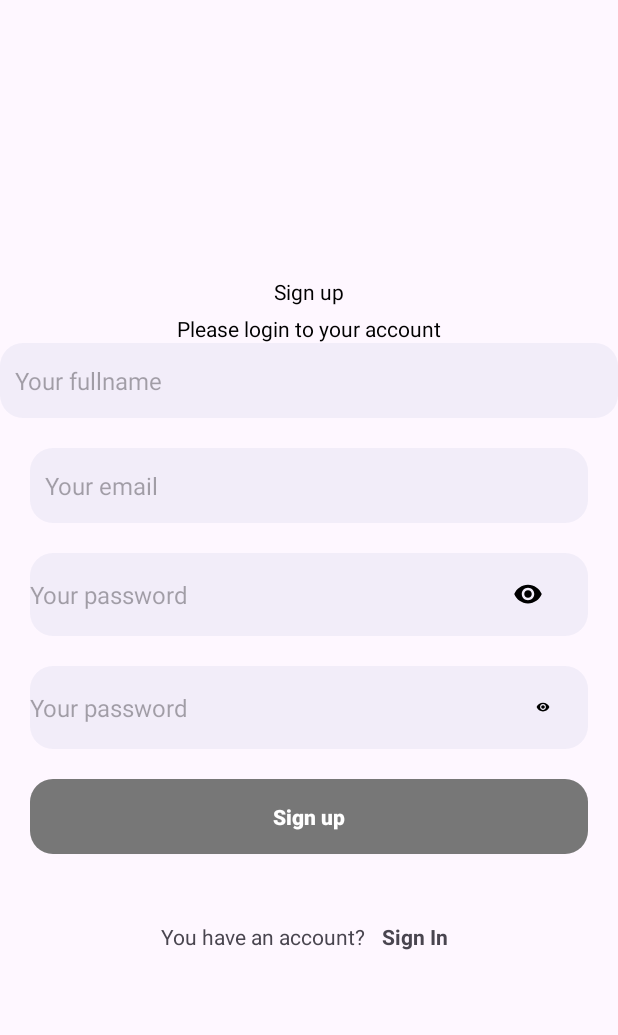
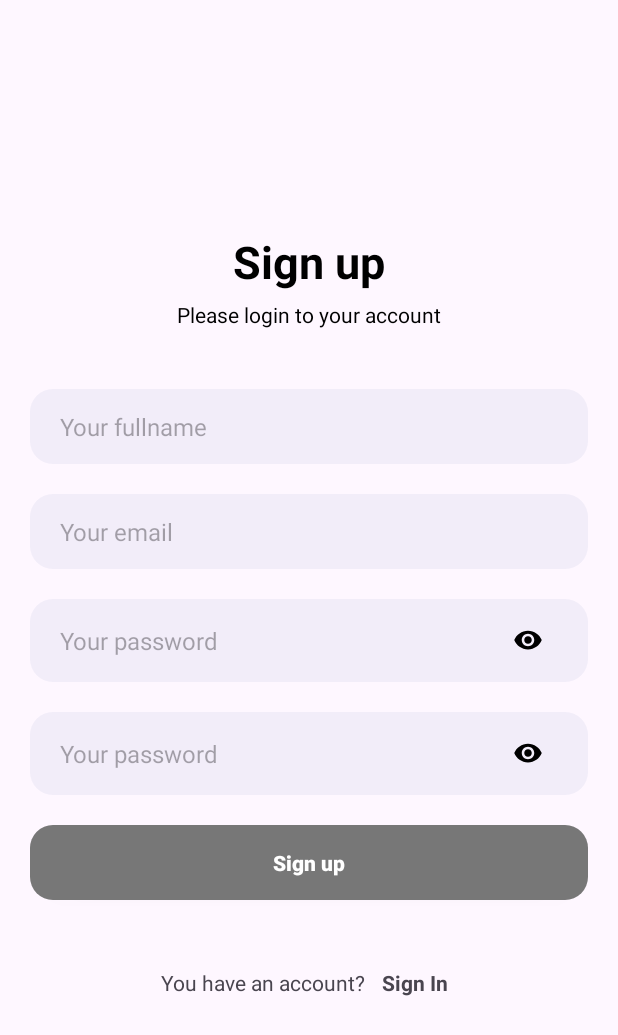
Before and after one commit to nhatkhoa0502/CHAT_APP, an Android app: the layout activity_register_view.xml on its own in the app's theme, with its tools: preview values and no code run, on a phone screen of 412 x 824 dp. Shown: the top 1035 px of the screen. Run offline under Robolectric (Android 15) with nearby library versions, the phone set to English and light mode, and no system bars.

Commit message:
fix UI register

```diff
--- a/app/src/main/res/layout/activity_register_view.xml
+++ b/app/src/main/res/layout/activity_register_view.xml
@@ -13,6 +13,8 @@
         android:layout_height="wrap_content"
         android:layout_gravity="center"
         android:text="Sign up"
+        android:textSize="30sp"
+        android:textStyle="bold"
         android:textColor="#000000"/>
     <TextView
         android:layout_width="wrap_content"
@@ -30,8 +32,11 @@
         android:maxLines="1"
         android:inputType="text"
         android:textSize="16sp"
-        android:paddingStart="10dp"
-        android:paddingEnd="10dp"
+        android:paddingStart="20dp"
+        android:paddingEnd="20dp"
+        android:layout_marginStart="20dp"
+        android:layout_marginEnd="20dp"
+        android:layout_marginTop="40dp"
         />
     <EditText
         android:id="@+id/txtEmail"
@@ -42,8 +47,8 @@
         android:maxLines="1"
         android:inputType="text"
         android:textSize="16sp"
-        android:paddingStart="10dp"
-        android:paddingEnd="10dp"
+        android:paddingStart="20dp"
+        android:paddingEnd="20dp"
         android:layout_marginStart="20dp"
         android:layout_marginEnd="20dp"
         android:layout_marginTop="20dp"
@@ -66,7 +71,9 @@
             android:background="@android:color/transparent"
             android:inputType="textPassword"
             android:textSize="16sp"
-            android:paddingEnd="10dp"
+            android:paddingEnd="20dp"
+            android:layout_marginStart="20dp"
+            android:layout_marginEnd="20dp"
             />
         <ImageView
             android:id="@+id/showHideBtn"
@@ -99,6 +106,8 @@
             android:inputType="textPassword"
             android:textSize="16sp"
             android:paddingEnd="20dp"
+            android:layout_marginStart="20dp"
+            android:layout_marginEnd="20dp"
             />
         <ImageView
             android:id="@+id/showHideBtn2"
@@ -106,10 +115,10 @@
             android:layout_height="40dp"
             android:layout_alignParentEnd="true"
             android:layout_centerVertical="true"
-            android:padding="15dp"
+            android:padding="10dp"
             android:src="@drawable/show_pass_icon"
             android:adjustViewBounds="true"
-            android:layout_marginEnd="10dp"
+            android:layout_marginEnd="20dp"
             />
     </RelativeLayout>
 
```
